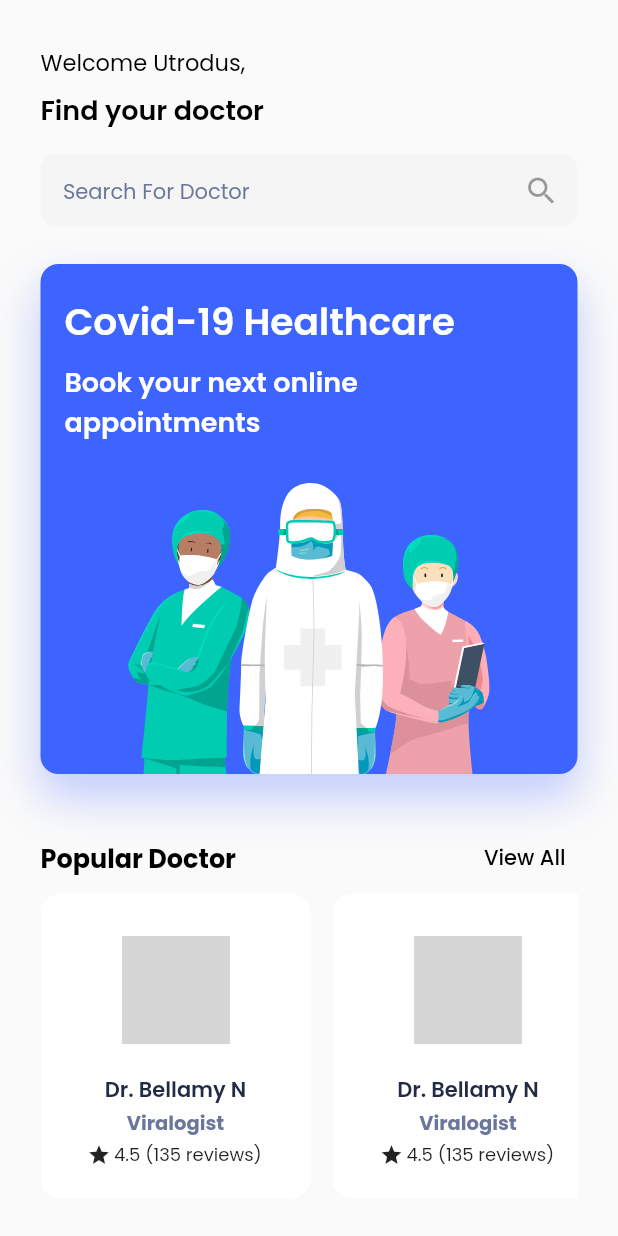
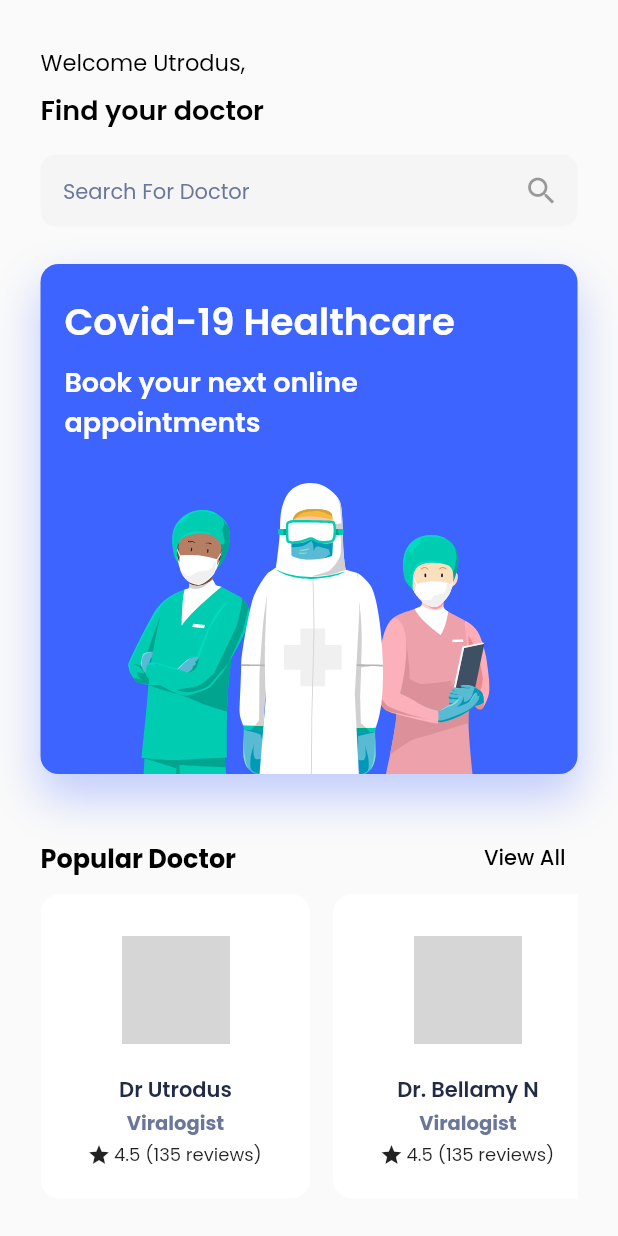
Before and after one commit to utrodus/flutter-doctor-appointments, a Flutter app: the screen it shows after launch, on a phone screen of 412 x 824 dp. Run offline on Flutter 3.47's test engine with Material 2 defaults, Android fonts, the phone set to English and light mode, and no system bars; our stand-ins replace flutter_svg; network calls fail; grey boxes are pictures that could not be loaded.

Commit message:
fix parameter doctor card widget & use on homescreen

```diff
--- a/lib/views/components/doctor_cart.dart
+++ b/lib/views/components/doctor_cart.dart
@@ -4,12 +4,14 @@ class DoctorCard extends StatelessWidget {
   final String doctorName;
   final String specialist;
   final String photo;
+  final String review;
   DoctorCard(
       {Key? key,
       this.doctorName = "Dr. Bellamy N",
       this.specialist = "Viralogist",
       this.photo =
-          "https://encrypted-tbn0.gstatic.com/images?q=tbn:ANd9GcQnLnP_dX6SiNEaqhA_MiXBlUAZSWEXRvds-A&usqp=CAU"})
+          "https://encrypted-tbn0.gstatic.com/images?q=tbn:ANd9GcQnLnP_dX6SiNEaqhA_MiXBlUAZSWEXRvds-A&usqp=CAU",
+      this.review = "4.5 (135 reviews)"})
       : super(key: key);
 
   @override
@@ -30,13 +32,11 @@ class DoctorCard extends StatelessWidget {
             decoration: BoxDecoration(
               shape: BoxShape.circle,
               image: DecorationImage(
-                  image: NetworkImage(
-                      'https://encrypted-tbn0.gstatic.com/images?q=tbn:ANd9GcQnLnP_dX6SiNEaqhA_MiXBlUAZSWEXRvds-A&usqp=CAU'),
-                  fit: BoxFit.cover),
+                  image: NetworkImage(photo), fit: BoxFit.cover),
             ),
           ),
           Text(
-            "Dr. Bellamy N",
+            doctorName,
             overflow: TextOverflow.ellipsis,
             style: TextStyle(
                 color: Color(0xFF222B45),
@@ -46,7 +46,7 @@ class DoctorCard extends StatelessWidget {
           Padding(
             padding: EdgeInsets.only(top: 2),
             child: Text(
-              "Viralogist",
+              specialist,
               overflow: TextOverflow.ellipsis,
               style: TextStyle(
                   color: Color(0xff6B779A),
@@ -69,7 +69,7 @@ class DoctorCard extends StatelessWidget {
                 Container(
                   width: 100,
                   child: Text(
-                    "4.5 (135 reviews)",
+                    review,
                     overflow: TextOverflow.ellipsis,
                     style: TextStyle(
                       fontSize: 12,
--- a/lib/views/home_screen.dart
+++ b/lib/views/home_screen.dart
@@ -122,7 +122,13 @@ class HomeScreen extends StatelessWidget {
               SingleChildScrollView(
                 scrollDirection: Axis.horizontal,
                 child: Row(
-                  children: [DoctorCard(), DoctorCard(), DoctorCard()],
+                  children: [
+                    DoctorCard(
+                      doctorName: "Dr Utrodus",
+                    ),
+                    DoctorCard(),
+                    DoctorCard()
+                  ],
                 ),
               ),
             ],
```
